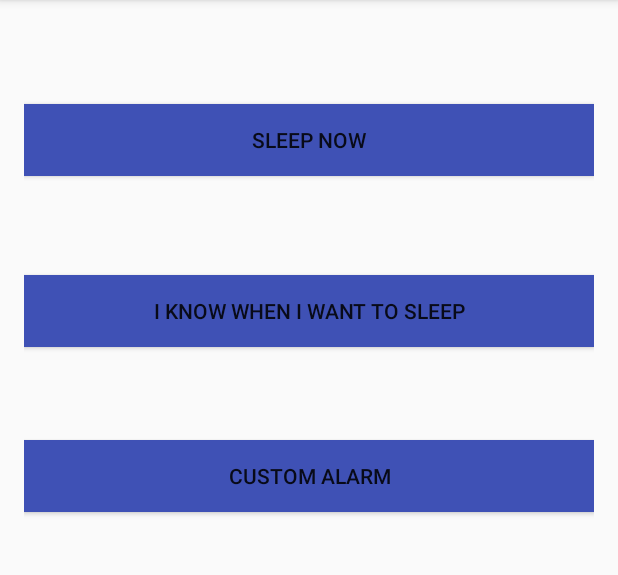
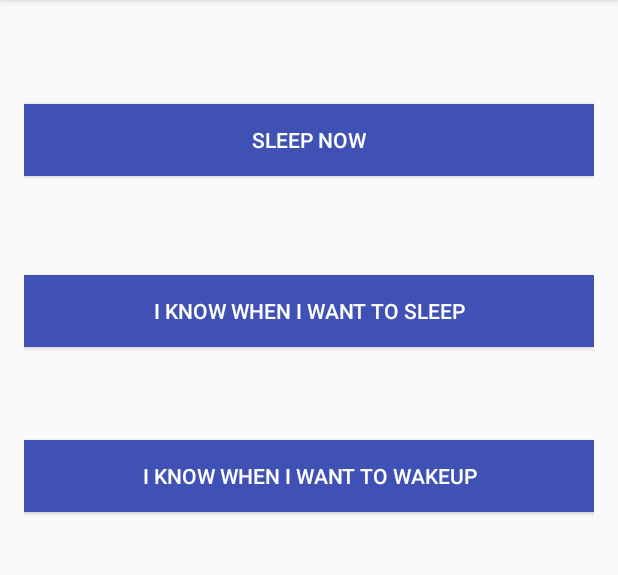
Before and after one commit to apragupta/Appnea, an Android app: the screen it shows after launch (OpeningScreen), on a phone screen of 412 x 824 dp, the part 84-659 px from its top. Run offline under Robolectric (Android 15) with nearby library versions, the phone set to English and light mode, and no system bars.

Commit message:
Improved the button colours and text

```diff
--- a/app/src/main/res/layout/activity_opening_screen.xml
+++ b/app/src/main/res/layout/activity_opening_screen.xml
@@ -1,6 +1,5 @@
 <?xml version="1.0" encoding="utf-8"?>
 <RelativeLayout xmlns:android="http://schemas.android.com/apk/res/android"
-
     xmlns:tools="http://schemas.android.com/tools"
     android:id="@+id/activity_opening_screen"
     android:layout_width="match_parent"
@@ -18,7 +17,8 @@
         android:layout_marginTop="53dp"
         android:id="@+id/btnSleepnow"
         android:layout_alignParentTop="true"
-        android:background="@color/colorPrimary" />
+        android:background="@color/colorPrimary"
+        android:textColor="@android:color/white" />
 
     <Button
         android:text="I know when I want to sleep"
@@ -28,10 +28,11 @@
         android:id="@+id/BtnSleep"
         android:layout_below="@+id/btnSleepnow"
         android:layout_centerHorizontal="true"
-        android:background="@color/colorPrimary" />
+        android:background="@color/colorPrimary"
+        android:textColor="@android:color/white" />
 
     <Button
-        android:text="Custom Alarm"
+        android:text="I know when I want to wakeup"
         android:layout_width="match_parent"
         android:layout_height="wrap_content"
         android:layout_below="@+id/BtnSleep"
@@ -39,5 +40,6 @@
         android:layout_marginTop="62dp"
         android:id="@+id/BtnCustomAlarm"
         android:background="@color/colorPrimary"
-        android:onClick="changeScreen" />
+        android:onClick="changeScreen (OpeningScreen)"
+        android:textColor="@android:color/white" />
 </RelativeLayout>
```
